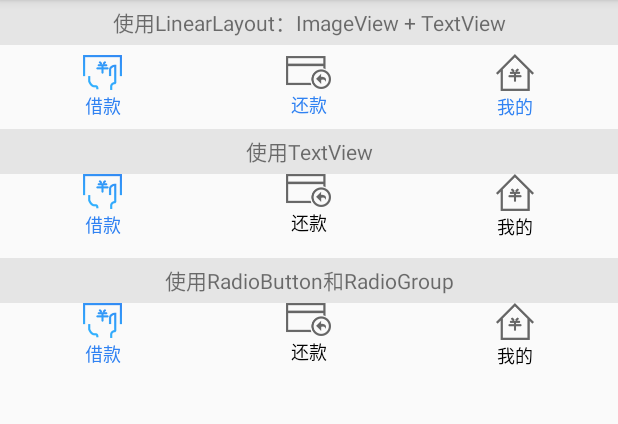
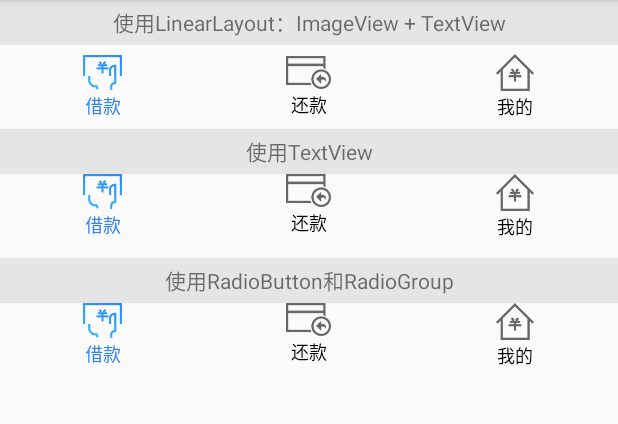
Before and after one commit to Ablexq/MyTabs, an Android app: the screen it shows after launch (MainActivity), on a phone screen of 412 x 824 dp, the part 84-508 px from its top. Run offline under Robolectric (Android 15) with nearby library versions, the phone set to English and light mode, and no system bars.

```diff
--- a/app/src/main/res/layout/activity_main_tab1.xml
+++ b/app/src/main/res/layout/activity_main_tab1.xml
@@ -20,7 +20,8 @@
         <TextView
             android:id="@+id/home_tab_one_text"
             style="@style/tab_text"
-            android:text="@string/tab1" />
+            android:text="@string/tab1"
+            android:textColor="#3082f2" />
     </LinearLayout>
 
     <LinearLayout
@@ -37,7 +38,8 @@
         <TextView
             android:id="@+id/home_tab_two_text"
             style="@style/tab_text"
-            android:text="@string/tab2" />
+            android:text="@string/tab2"
+            android:textColor="#000000" />
     </LinearLayout>
 
     <LinearLayout
@@ -54,7 +56,8 @@
         <TextView
             android:id="@+id/home_tab_three_text"
             style="@style/tab_text"
-            android:text="@string/tab3" />
+            android:text="@string/tab3"
+            android:textColor="#000000" />
     </LinearLayout>
 
 </LinearLayout>
--- a/app/src/main/res/values/styles.xml
+++ b/app/src/main/res/values/styles.xml
@@ -49,7 +49,6 @@
         <item name="android:layout_width">wrap_content</item>
         <item name="android:layout_height">wrap_content</item>
         <item name="android:layout_marginTop">1dp</item>
-        <item name="android:textColor">#3082f2</item>
         <item name="android:textSize">12sp</item>
     </style>
 
```
Also changed, not shown: app/src/main/java/example/com/mytabs/MainActivity.java (+18 -0 lines), 2 other files.
